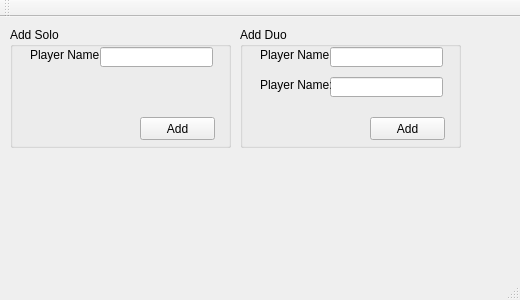
This is mainwindow.ui in fox091/TournamentTeamMakerQT as Qt 5 draws it before an edit. The edited form follows.
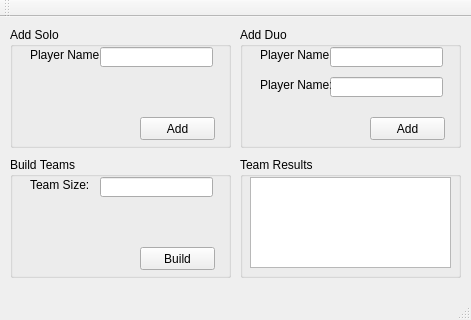
This is the edited form.

Commit message:
Mostly Finished GUI, Added Code for AddDuo()
Added the last 2 group boxes into the GUI and added the code to fire
AddDuo() when the Add button is clicked in the Add Duo group box.

What changed in the file:
```diff
--- a/mainwindow.ui
+++ b/mainwindow.ui
@@ -6,8 +6,8 @@
    <rect>
     <x>0</x>
     <y>0</y>
-    <width>520</width>
-    <height>300</height>
+    <width>471</width>
+    <height>320</height>
    </rect>
   </property>
   <property name="windowTitle">
@@ -135,6 +135,78 @@
      </property>
     </widget>
    </widget>
+   <widget class="QGroupBox" name="gbBuildTeams">
+    <property name="geometry">
+     <rect>
+      <x>10</x>
+      <y>140</y>
+      <width>221</width>
+      <height>121</height>
+     </rect>
+    </property>
+    <property name="title">
+     <string>Build Teams</string>
+    </property>
+    <widget class="QLabel" name="lblBuildTeams">
+     <property name="geometry">
+      <rect>
+       <x>20</x>
+       <y>20</y>
+       <width>71</width>
+       <height>16</height>
+      </rect>
+     </property>
+     <property name="text">
+      <string>Team Size:</string>
+     </property>
+    </widget>
+    <widget class="QLineEdit" name="txtBuildTeams">
+     <property name="geometry">
+      <rect>
+       <x>90</x>
+       <y>20</y>
+       <width>113</width>
+       <height>20</height>
+      </rect>
+     </property>
+    </widget>
+    <widget class="QPushButton" name="btnBuildTeams">
+     <property name="geometry">
+      <rect>
+       <x>130</x>
+       <y>90</y>
+       <width>75</width>
+       <height>23</height>
+      </rect>
+     </property>
+     <property name="text">
+      <string>Build</string>
+     </property>
+    </widget>
+   </widget>
+   <widget class="QGroupBox" name="gbResults">
+    <property name="geometry">
+     <rect>
+      <x>240</x>
+      <y>140</y>
+      <width>221</width>
+      <height>121</height>
+     </rect>
+    </property>
+    <property name="title">
+     <string>Team Results</string>
+    </property>
+    <widget class="QListView" name="lbResults">
+     <property name="geometry">
+      <rect>
+       <x>10</x>
+       <y>20</y>
+       <width>201</width>
+       <height>91</height>
+      </rect>
+     </property>
+    </widget>
+   </widget>
   </widget>
   <widget class="QMenuBar" name="menuBar">
    <property name="geometry">
```
Left out of the diff: 2 changed lines with no effect on the pictures. The commit also changes 2 other files.
